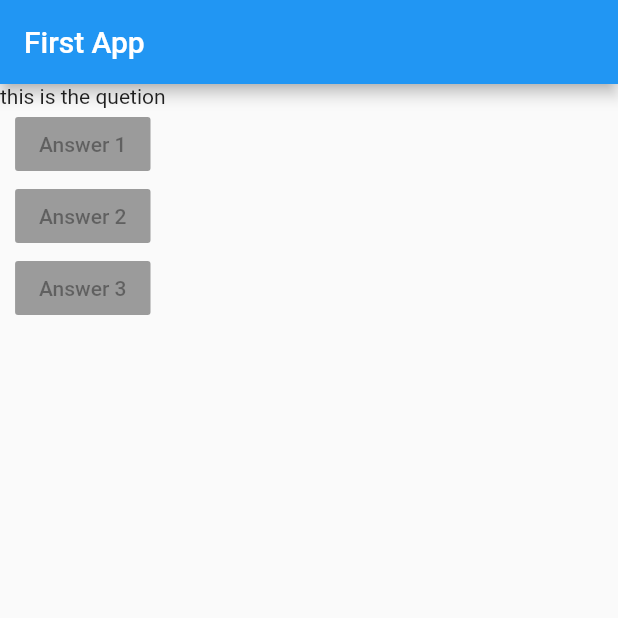
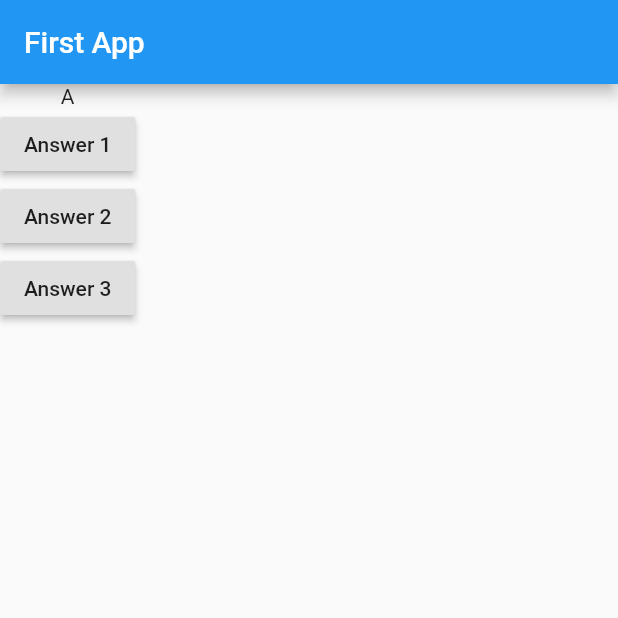
Before and after one commit to ajay-prabhakar/awesome-flutter, a Flutter app: the screen it shows after launch, on a phone screen of 412 x 824 dp, the top half of it. Run offline on Flutter 3.47's test engine with Material 2 defaults, Android fonts, the phone set to English and light mode, and no system bars.

```diff
--- a/flutter_guide/lib/main.dart
+++ b/flutter_guide/lib/main.dart
@@ -4,10 +4,26 @@ void main() {
   runApp(MyApp());
 }
 
-class MyApp extends StatelessWidget {
+class MyApp extends StatefulWidget {
+  @override
+  State<StatefulWidget> createState() {
+    return MyAppState();
+  }
+}
+
+class MyAppState extends State<MyApp> {
+  int questionIndex = 0;
+  List<String> questions = ['A', 'B', 'C'];
+
+  void onPressedOnButton() {
+    setState(() {
+      questionIndex = questionIndex + 1;
+    });
+    print(questionIndex);
+  }
+
   @override
   Widget build(BuildContext context) {
-    // TODO: implement build
     return MaterialApp(
       debugShowCheckedModeBanner: false,
       home: Scaffold(
@@ -16,10 +32,23 @@ class MyApp extends StatelessWidget {
         ),
         body: Column(
           children: <Widget>[
-            Text("this is the quetion"),
-            RaisedButton(child: Text("Answer 1"), onPressed: null),
-            RaisedButton(child: Text("Answer 2"), onPressed: null),
-            RaisedButton(child: Text("Answer 3"), onPressed: null),
+            Text(
+              questions[questionIndex],
+            ),
+            RaisedButton(
+              child: Text("Answer 1"),
+              onPressed: onPressedOnButton,
+            ),
+            RaisedButton(
+                child: Text("Answer 2"),
+                onPressed: () {
+                  onPressedOnButton();
+                }),
+            RaisedButton(
+                child: Text("Answer 3"),
+                onPressed: () {
+                  onPressedOnButton();
+                }),
           ],
         ),
       ),
```
